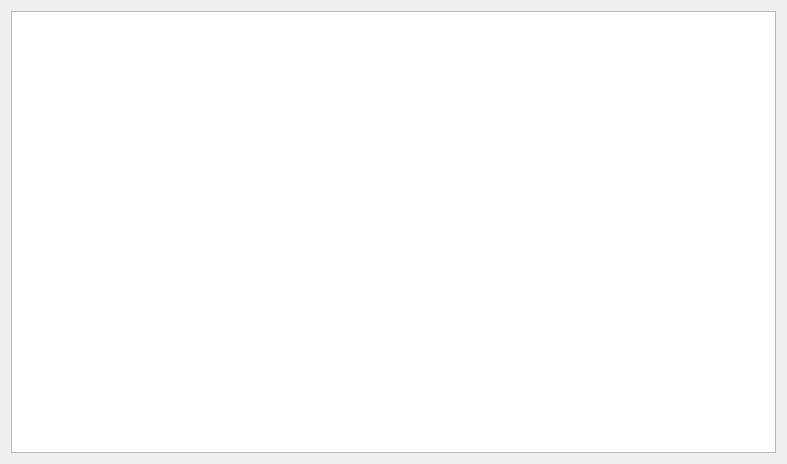
Qt form src/qt/forms/contractsinfo.ui (qtumproject/qtum-enterprise) before a commit.
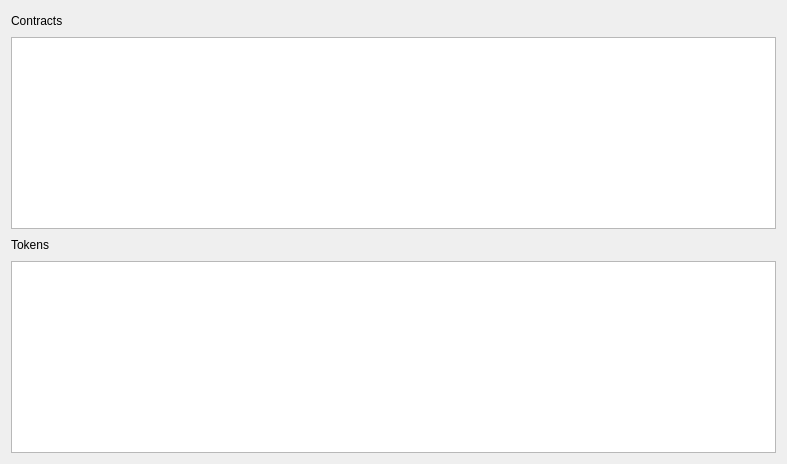
The same form after that commit.

Commit message: Changed forms/contractsinfo. Loading contracts in the model.

Diff of the .ui file:
```diff
--- a/src/qt/forms/contractsinfo.ui
+++ b/src/qt/forms/contractsinfo.ui
@@ -13,10 +13,61 @@
   <property name="windowTitle">
    <string>ContractsInfo</string>
   </property>
-  <layout class="QHBoxLayout" name="horizontalLayout">
+  <layout class="QVBoxLayout" name="verticalLayout">
+   <item>
+    <layout class="QHBoxLayout" name="horizontalLayout">
+     <item>
+      <widget class="QLabel" name="labelContracts">
+       <property name="text">
+        <string>Contracts</string>
+       </property>
+      </widget>
+     </item>
+     <item>
+      <spacer name="horizontalSpacer">
+       <property name="orientation">
+        <enum>Qt::Horizontal</enum>
+       </property>
+       <property name="sizeHint" stdset="0">
+        <size>
+         <width>40</width>
+         <height>20</height>
+        </size>
+       </property>
+      </spacer>
+     </item>
+    </layout>
+   </item>
    <item>
     <widget class="QTableView" name="tableViewContractsInfo"/>
    </item>
+   <item>
+    <layout class="QHBoxLayout" name="horizontalLayout_2">
+     <item>
+      <widget class="QLabel" name="labelToken">
+       <property name="text">
+        <string>Tokens</string>
+       </property>
+      </widget>
+     </item>
+     <item>
+      <spacer name="horizontalSpacer_2">
+       <property name="orientation">
+        <enum>Qt::Horizontal</enum>
+       </property>
+       <property name="sizeHint" stdset="0">
+        <size>
+         <width>40</width>
+         <height>20</height>
+        </size>
+       </property>
+      </spacer>
+     </item>
+    </layout>
+   </item>
+   <item>
+    <widget class="QTableView" name="tableViewTokensInfo"/>
+   </item>
   </layout>
  </widget>
  <layoutdefault spacing="6" margin="11"/>
```
The commit also changes 9 other files.
